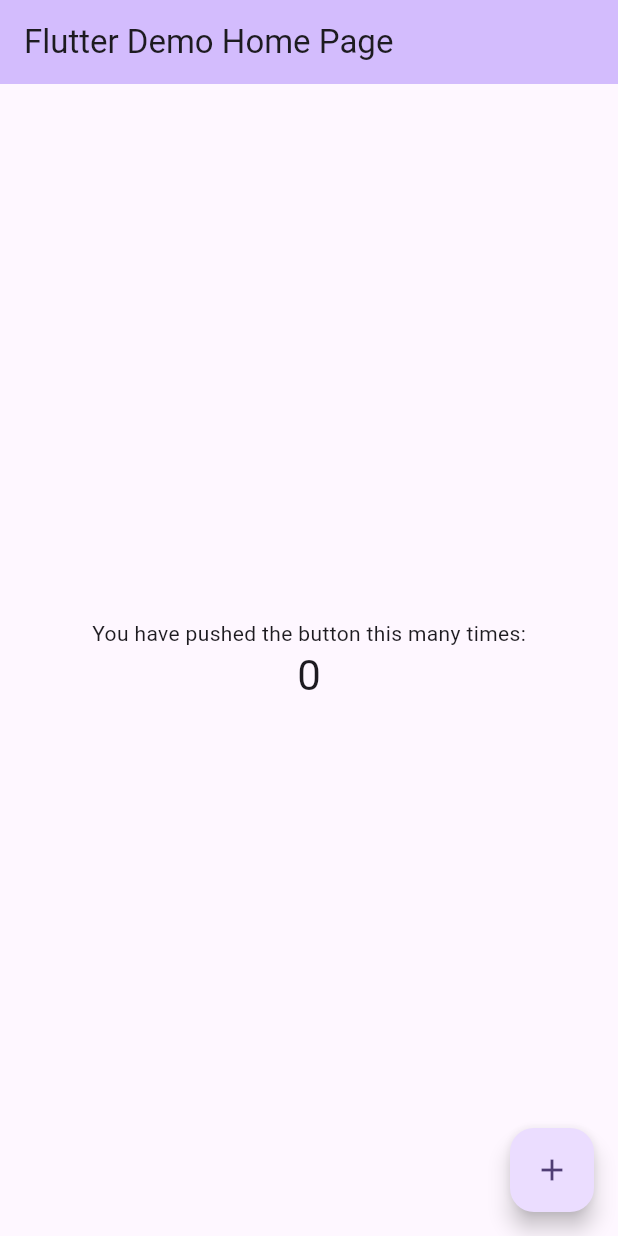
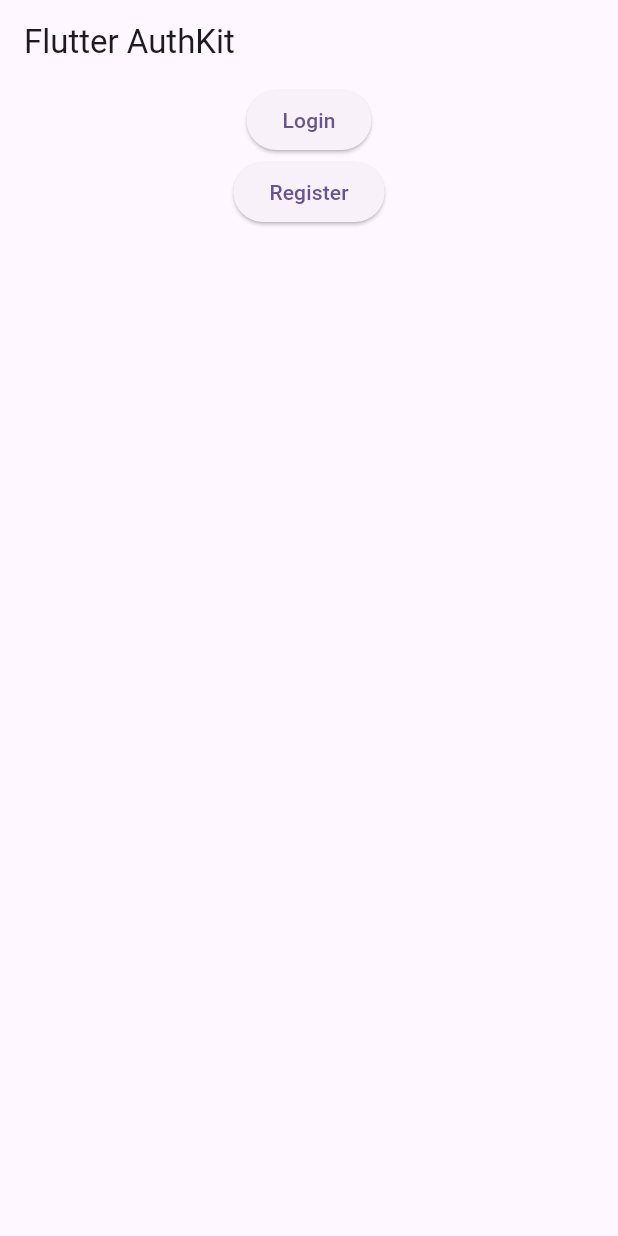
Before and after one commit to Netesh5/flutter_authkit, a Flutter app: the screen it shows after launch, on a phone screen of 412 x 824 dp. Run offline on Flutter 3.47's test engine with Material 3 defaults, Android fonts, the phone set to English and light mode, and no system bars; our stand-ins replace dio, flutter_secure_storage, jwt_decoder, pretty_dio_logger.

```diff
--- a/example/lib/main.dart
+++ b/example/lib/main.dart
@@ -1,125 +1,65 @@
 import 'package:flutter/material.dart';
+import 'package:flutter_authkit/flutter_authkit.dart';
+import 'package:flutter_authkit/src/core/services/dio.dart';
 
-void main() {
+void main() async {
+  DioClient().init(
+    baseUrl: 'https://dummyjson.com/auth',
+  );
+
   runApp(const MyApp());
 }
 
 class MyApp extends StatelessWidget {
   const MyApp({super.key});
 
-  // This widget is the root of your application.
   @override
   Widget build(BuildContext context) {
     return MaterialApp(
       title: 'Flutter Demo',
       theme: ThemeData(
-        // This is the theme of your application.
-        //
-        // TRY THIS: Try running your application with "flutter run". You'll see
-        // the application has a purple toolbar. Then, without quitting the app,
-        // try changing the seedColor in the colorScheme below to Colors.green
-        // and then invoke "hot reload" (save your changes or press the "hot
-        // reload" button in a Flutter-supported IDE, or press "r" if you used
-        // the command line to start the app).
-        //
-        // Notice that the counter didn't reset back to zero; the application
-        // state is not lost during the reload. To reset the state, use hot
-        // restart instead.
-        //
-        // This works for code too, not just values: Most code changes can be
-        // tested with just a hot reload.
         colorScheme: ColorScheme.fromSeed(seedColor: Colors.deepPurple),
         useMaterial3: true,
       ),
-      home: const MyHomePage(title: 'Flutter Demo Home Page'),
+      home: MyHomePage(),
     );
   }
 }
 
-class MyHomePage extends StatefulWidget {
-  const MyHomePage({super.key, required this.title});
+class MyHomePage extends StatelessWidget {
+  MyHomePage({super.key});
 
-  // This widget is the home page of your application. It is stateful, meaning
-  // that it has a State object (defined below) that contains fields that affect
-  // how it looks.
-
-  // This class is the configuration for the state. It holds the values (in this
-  // case the title) provided by the parent (in this case the App widget) and
-  // used by the build method of the State. Fields in a Widget subclass are
-  // always marked "final".
-
-  final String title;
-
-  @override
-  State<MyHomePage> createState() => _MyHomePageState();
-}
-
-class _MyHomePageState extends State<MyHomePage> {
-  int _counter = 0;
-
-  void _incrementCounter() {
-    setState(() {
-      // This call to setState tells the Flutter framework that something has
-      // changed in this State, which causes it to rerun the build method below
-      // so that the display can reflect the updated values. If we changed
-      // _counter without calling setState(), then the build method would not be
-      // called again, and so nothing would appear to happen.
-      _counter++;
-    });
-  }
+  final FlutterAuthKit _authKit = FlutterAuthKit();
 
   @override
   Widget build(BuildContext context) {
-    // This method is rerun every time setState is called, for instance as done
-    // by the _incrementCounter method above.
-    //
-    // The Flutter framework has been optimized to make rerunning build methods
-    // fast, so that you can just rebuild anything that needs updating rather
-    // than having to individually change instances of widgets.
     return Scaffold(
       appBar: AppBar(
-        // TRY THIS: Try changing the color here to a specific color (to
-        // Colors.amber, perhaps?) and trigger a hot reload to see the AppBar
-        // change color while the other colors stay the same.
-        backgroundColor: Theme.of(context).colorScheme.inversePrimary,
-        // Here we take the value from the MyHomePage object that was created by
-        // the App.build method, and use it to set our appbar title.
-        title: Text(widget.title),
+        title: const Text('Flutter AuthKit'),
       ),
       body: Center(
-        // Center is a layout widget. It takes a single child and positions it
-        // in the middle of the parent.
         child: Column(
-          // Column is also a layout widget. It takes a list of children and
-          // arranges them vertically. By default, it sizes itself to fit its
-          // children horizontally, and tries to be as tall as its parent.
-          //
-          // Column has various properties to control how it sizes itself and
-          // how it positions its children. Here we use mainAxisAlignment to
-          // center the children vertically; the main axis here is the vertical
-          // axis because Columns are vertical (the cross axis would be
-          // horizontal).
-          //
-          // TRY THIS: Invoke "debug painting" (choose the "Toggle Debug Paint"
-          // action in the IDE, or press "p" in the console), to see the
-          // wireframe for each widget.
-          mainAxisAlignment: MainAxisAlignment.center,
-          children: <Widget>[
-            const Text(
-              'You have pushed the button this many times:',
+          mainAxisAlignment: MainAxisAlignment.start,
+          children: [
+            ElevatedButton(
+              onPressed: () {
+                _authKit.login(
+                    loginEndpoint: "login",
+                    params: {
+                      "username": "emilys",
+                      "password": "emilyspass",
+                    },
+                    fromJson: (json) => json);
+              },
+              child: const Text('Login'),
             ),
-            Text(
-              '$_counter',
-              style: Theme.of(context).textTheme.headlineMedium,
+            ElevatedButton(
+              onPressed: () {},
+              child: const Text('Register'),
             ),
           ],
         ),
       ),
-      floatingActionButton: FloatingActionButton(
-        onPressed: _incrementCounter,
-        tooltip: 'Increment',
-        child: const Icon(Icons.add),
-      ), // This trailing comma makes auto-formatting nicer for build methods.
     );
   }
 }
--- a/example/pubspec.yaml
+++ b/example/pubspec.yaml
@@ -30,6 +30,8 @@ environment:
 dependencies:
   flutter:
     sdk: flutter
+  flutter_authkit:
+    path: ../
 
 
   # The following adds the Cupertino Icons font to your application.
```
Also changed, not shown: lib/src/core/services/dio.dart (+4 -4 lines), example/pubspec.lock, 14 other files.
